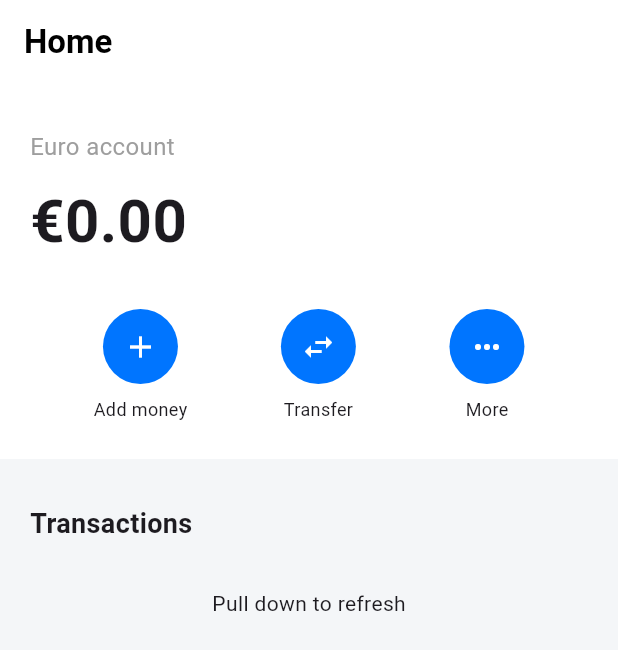
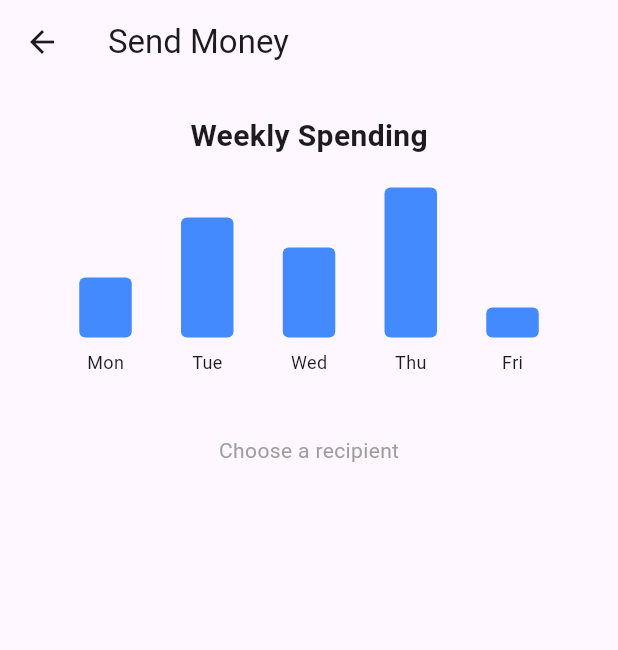
Before and after one commit to fahadqaseem/revolut_clone, a Flutter app: the screen it shows after launch, after a tap on the "swap horiz" icon, on a phone screen of 412 x 824 dp. Shown: the top 650 px of the screen. Run offline on Flutter 3.47's test engine with Material 3 defaults, Android fonts, the phone set to English and light mode, and no system bars; network calls fail.

Commit message:
Feature: Added dark/light modes logic, spemding charts and a new send money screen

```diff
--- a/frontend/lib/main.dart
+++ b/frontend/lib/main.dart
@@ -2,9 +2,20 @@ import 'package:flutter/material.dart';
 import 'package:http/http.dart' as http;
 import 'dart:convert';
 
-void main() => runApp(const MaterialApp(
+void main() => runApp( MaterialApp(
       debugShowCheckedModeBanner: false,
-      home: RevolutClone(),
+      // Light Theme
+      theme: ThemeData(
+        brightness: Brightness.light,
+        primaryColor: Colors.blue,
+      ),
+      // Dark Theme
+      darkTheme: ThemeData(
+        brightness: Brightness.dark,
+        scaffoldBackgroundColor: Colors.black,
+      ),
+      themeMode: ThemeMode.system, // Change to ThemeMode.light to test light theme
+      home: const RevolutClone(),
     ));
 
 class RevolutClone extends StatefulWidget {
@@ -102,7 +113,11 @@ class _RevolutCloneState extends State<RevolutClone> {
               mainAxisAlignment: MainAxisAlignment.spaceEvenly,
               children: [
                 _buildActionBtn(Icons.add, "Add money", fetchData),
-                _buildActionBtn(Icons.swap_horiz, "Transfer", () {}),
+                _buildActionBtn(Icons.swap_horiz, "Transfer", () {
+                  Navigator.push(context, MaterialPageRoute(
+                    builder: (context) => const SendMoneyScreen()
+                  ));
+                }),
                 _buildActionBtn(Icons.more_horiz, "More", () {}),
               ],
             ),
@@ -179,3 +194,64 @@ class _RevolutCloneState extends State<RevolutClone> {
     );
   }
 }
+
+class SendMoneyScreen extends StatelessWidget {
+  const SendMoneyScreen({super.key});
+
+  @override
+  Widget build(BuildContext context) {
+    return Scaffold(
+      appBar: AppBar(title: const Text("Send Money")),
+      body: Column( // This replaces the "Center" widget
+        children: [
+          const Padding(
+            padding: EdgeInsets.all(20),
+            child: Text(
+              "Weekly Spending",
+              style: TextStyle(fontSize: 20, fontWeight: FontWeight.bold),
+            ),
+          ),
+
+          // The Chart Row
+          Padding(
+            padding: const EdgeInsets.symmetric(horizontal: 20),
+            child: Row(
+              mainAxisAlignment: MainAxisAlignment.spaceEvenly,
+              crossAxisAlignment: CrossAxisAlignment.end, // Aligns bars to the bottom
+              children: [
+                _buildBar(40, "Mon"),
+                _buildBar(80, "Tue"),
+                _buildBar(60, "Wed"),
+                _buildBar(100, "Thu"),
+                _buildBar(20, "Fri"),
+              ],
+            ),
+          ),
+
+          const SizedBox(height: 40),
+
+          const Text("Choose a recipient", style: TextStyle(color: Colors.grey)),
+          // You can add more buttons or a list here later!
+        ],
+      ),
+    );
+  }
+
+  // This helper goes INSIDE the SendMoneyScreen class but OUTSIDE the build method
+  Widget _buildBar(double height, String label) {
+    return Column(
+      children: [
+        Container(
+          width: 35,
+          height: height,
+          decoration: BoxDecoration(
+            color: Colors.blueAccent,
+            borderRadius: BorderRadius.circular(4),
+          ),
+        ),
+        const SizedBox(height: 8),
+        Text(label, style: const TextStyle(fontSize: 12)),
+      ],
+    );
+  }
+}
```
